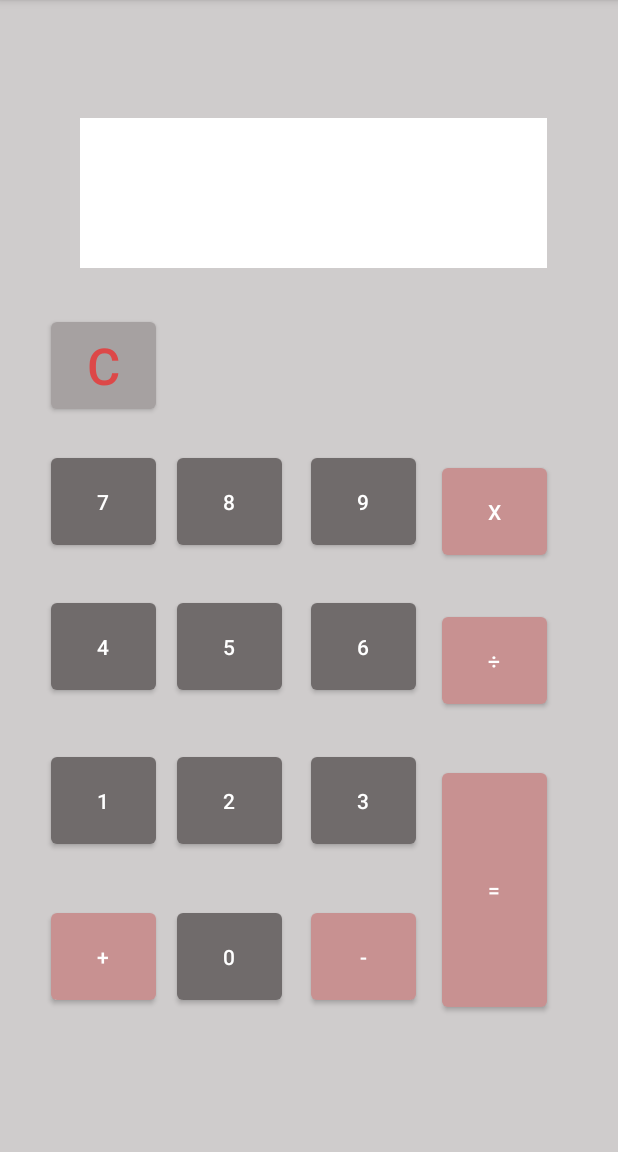
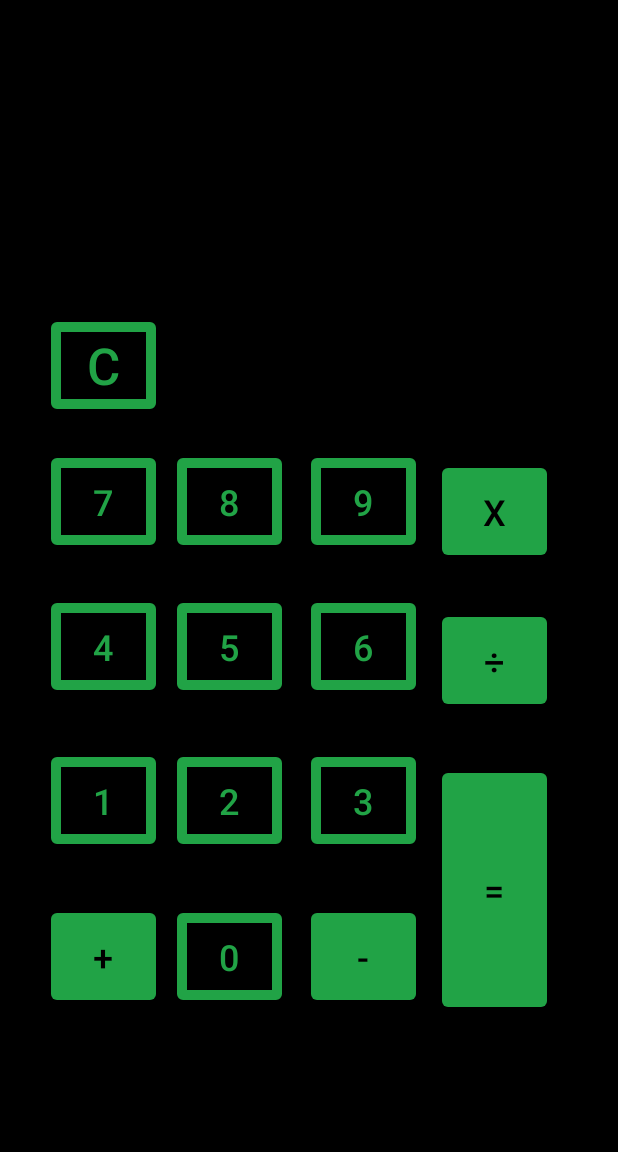
Before and after one commit to LukaszHolowacz/aplikacja, an Android app: the screen it shows after launch (MainActivity), on a phone screen of 412 x 824 dp, the part 84-1236 px from its top. Run offline under Robolectric (Android 15) with nearby library versions, the phone set to English and light mode, and no system bars.

Commit message:
zmiana kolorow

```diff
--- a/app/src/main/res/layout/fragment_first.xml
+++ b/app/src/main/res/layout/fragment_first.xml
@@ -4,7 +4,7 @@
     xmlns:tools="http://schemas.android.com/tools"
     android:layout_width="match_parent"
     android:layout_height="match_parent"
-    android:background="#CFCCCC"
+    android:background="#000000"
     tools:context=".FirstFragment">
 
     <Button
@@ -12,22 +12,26 @@
         android:layout_width="70dp"
         android:layout_height="70dp"
         android:text="C"
-        android:textColor="#DD4848"
+        android:textColor="#21A346"
         android:textSize="34sp"
-        app:backgroundTint="#A6A1A1"
+        app:backgroundTint="#000000"
         app:layout_constraintBottom_toBottomOf="parent"
         app:layout_constraintEnd_toEndOf="parent"
         app:layout_constraintHorizontal_bias="0.099"
         app:layout_constraintStart_toStartOf="parent"
         app:layout_constraintTop_toTopOf="parent"
-        app:layout_constraintVertical_bias="0.299" />
+        app:layout_constraintVertical_bias="0.299"
+        app:strokeColor="#21A346"
+        app:strokeWidth="10px" />
 
     <Button
         android:id="@+id/wynik"
         android:layout_width="70dp"
         android:layout_height="168dp"
         android:text="="
-        app:backgroundTint="#FFC89191"
+        android:textColor="#000"
+        android:textSize="24sp"
+        app:backgroundTint="#21A346"
         app:layout_constraintBottom_toBottomOf="parent"
         app:layout_constraintEnd_toEndOf="parent"
         app:layout_constraintHorizontal_bias="0.862"
@@ -40,7 +44,9 @@
         android:layout_width="70dp"
         android:layout_height="70dp"
         android:text="-"
-        app:backgroundTint="#FFC89191"
+        android:textColor="#000"
+        android:textSize="24sp"
+        app:backgroundTint="#21A346"
         app:layout_constraintBottom_toBottomOf="parent"
         app:layout_constraintEnd_toEndOf="parent"
         app:layout_constraintHorizontal_bias="0.124"
@@ -53,20 +59,26 @@
         android:layout_width="70dp"
         android:layout_height="70dp"
         android:text="0"
-        app:backgroundTint="#706B6B"
+        android:textColor="#21A346"
+        android:textSize="24sp"
+        app:backgroundTint="#000000"
         app:layout_constraintBottom_toBottomOf="parent"
         app:layout_constraintEnd_toEndOf="parent"
         app:layout_constraintHorizontal_bias="0.059"
         app:layout_constraintStart_toEndOf="@+id/dodaj"
         app:layout_constraintTop_toBottomOf="@+id/b2"
-        app:layout_constraintVertical_bias="0.265" />
+        app:layout_constraintVertical_bias="0.265"
+        app:strokeColor="#21A346"
+        app:strokeWidth="10px" />
 
     <Button
         android:id="@+id/dodaj"
         android:layout_width="70dp"
         android:layout_height="70dp"
         android:text="+"
-        app:backgroundTint="#C89191"
+        android:textColor="#000"
+        android:textSize="24sp"
+        app:backgroundTint="#21A346"
         app:layout_constraintBottom_toBottomOf="parent"
         app:layout_constraintEnd_toEndOf="parent"
         app:layout_constraintHorizontal_bias="0.099"
@@ -79,52 +91,68 @@
         android:layout_width="70dp"
         android:layout_height="70dp"
         android:text="7"
-        app:backgroundTint="#706B6B"
+        android:textColor="#21A346"
+        android:textSize="24sp"
+        app:backgroundTint="#000000"
         app:layout_constraintBottom_toBottomOf="parent"
         app:layout_constraintEnd_toEndOf="parent"
         app:layout_constraintHorizontal_bias="0.099"
         app:layout_constraintStart_toStartOf="parent"
         app:layout_constraintTop_toTopOf="parent"
-        app:layout_constraintVertical_bias="0.429" />
+        app:layout_constraintVertical_bias="0.429"
+        app:strokeColor="#21A346"
+        app:strokeWidth="10px" />
 
     <Button
         android:id="@+id/b3"
         android:layout_width="70dp"
         android:layout_height="70dp"
         android:text="3"
-        app:backgroundTint="#706B6B"
+        android:textColor="#21A346"
+        android:textSize="24sp"
+        app:backgroundTint="#000000"
         app:layout_constraintBottom_toBottomOf="parent"
         app:layout_constraintEnd_toStartOf="@+id/wynik"
         app:layout_constraintHorizontal_bias="0.527"
         app:layout_constraintStart_toEndOf="@+id/b2"
         app:layout_constraintTop_toBottomOf="@+id/b6"
-        app:layout_constraintVertical_bias="0.14" />
+        app:layout_constraintVertical_bias="0.14"
+        app:strokeColor="#21A346"
+        app:strokeWidth="10px" />
 
     <Button
         android:id="@+id/b2"
         android:layout_width="70dp"
         android:layout_height="70dp"
         android:text="2"
-        app:backgroundTint="#706B6B"
+        android:textColor="#21A346"
+        android:textSize="24sp"
+        app:backgroundTint="#000000"
         app:layout_constraintBottom_toBottomOf="parent"
         app:layout_constraintEnd_toStartOf="@+id/wynik"
         app:layout_constraintHorizontal_bias="0.116"
         app:layout_constraintStart_toEndOf="@+id/b1"
         app:layout_constraintTop_toBottomOf="@+id/b5"
-        app:layout_constraintVertical_bias="0.14" />
+        app:layout_constraintVertical_bias="0.14"
+        app:strokeColor="#21A346"
+        app:strokeWidth="10px" />
 
     <Button
         android:id="@+id/b1"
         android:layout_width="70dp"
         android:layout_height="70dp"
         android:text="1"
-        app:backgroundTint="#706B6B"
+        android:textColor="#21A346"
+        android:textSize="24sp"
+        app:backgroundTint="#000000"
         app:layout_constraintBottom_toBottomOf="parent"
         app:layout_constraintEnd_toStartOf="@+id/wynik"
         app:layout_constraintHorizontal_bias="0.151"
         app:layout_constraintStart_toStartOf="parent"
         app:layout_constraintTop_toBottomOf="@+id/b4"
-        app:layout_constraintVertical_bias="0.14" />
+        app:layout_constraintVertical_bias="0.14"
+        app:strokeColor="#21A346"
+        app:strokeWidth="10px" />
 
     <Button
         android:id="@+id/b5"
@@ -133,20 +161,26 @@
         android:layout_marginEnd="4dp"
         android:layout_marginRight="4dp"
         android:text="5"
-        app:backgroundTint="#706B6B"
+        android:textColor="#21A346"
+        android:textSize="24sp"
+        app:backgroundTint="#000000"
         app:layout_constraintBottom_toBottomOf="parent"
         app:layout_constraintEnd_toStartOf="@+id/b6"
         app:layout_constraintHorizontal_bias="0.887"
         app:layout_constraintStart_toStartOf="parent"
         app:layout_constraintTop_toBottomOf="@+id/b8"
-        app:layout_constraintVertical_bias="0.081" />
+        app:layout_constraintVertical_bias="0.081"
+        app:strokeColor="#21A346"
+        app:strokeWidth="10px" />
 
     <Button
         android:id="@+id/podziel"
         android:layout_width="70dp"
         android:layout_height="70dp"
         android:text="÷"
-        app:backgroundTint="#FFC89191"
+        android:textColor="#000000"
+        android:textSize="24sp"
+        app:backgroundTint="#21A346"
         app:layout_constraintBottom_toTopOf="@+id/wynik"
         app:layout_constraintEnd_toEndOf="parent"
         app:layout_constraintHorizontal_bias="0.862"
@@ -159,20 +193,26 @@
         android:layout_width="70dp"
         android:layout_height="70dp"
         android:text="4"
-        app:backgroundTint="#706B6B"
+        android:textColor="#21A346"
+        android:textSize="24sp"
+        app:backgroundTint="#000000"
         app:layout_constraintBottom_toBottomOf="parent"
         app:layout_constraintEnd_toStartOf="@+id/b5"
         app:layout_constraintHorizontal_bias="0.708"
         app:layout_constraintStart_toStartOf="parent"
         app:layout_constraintTop_toBottomOf="@+id/b7"
-        app:layout_constraintVertical_bias="0.081" />
+        app:layout_constraintVertical_bias="0.081"
+        app:strokeColor="#21A346"
+        app:strokeWidth="10px" />
 
     <Button
         android:id="@+id/pomnoz"
         android:layout_width="70dp"
         android:layout_height="70dp"
         android:text="x"
-        app:backgroundTint="#FFC89191"
+        android:textColor="#000000"
+        android:textSize="24sp"
+        app:backgroundTint="#21A346"
         app:layout_constraintBottom_toTopOf="@+id/wynik"
         app:layout_constraintEnd_toEndOf="parent"
         app:layout_constraintHorizontal_bias="0.862"
@@ -185,26 +225,34 @@
         android:layout_width="70dp"
         android:layout_height="70dp"
         android:text="9"
-        app:backgroundTint="#706B6B"
+        android:textColor="#21A346"
+        android:textSize="24sp"
+        app:backgroundTint="#000000"
         app:layout_constraintBottom_toBottomOf="parent"
         app:layout_constraintEnd_toEndOf="parent"
         app:layout_constraintHorizontal_bias="0.124"
         app:layout_constraintStart_toEndOf="@+id/b8"
         app:layout_constraintTop_toTopOf="parent"
-        app:layout_constraintVertical_bias="0.429" />
+        app:layout_constraintVertical_bias="0.429"
+        app:strokeColor="#21A346"
+        app:strokeWidth="10px" />
 
     <Button
         android:id="@+id/b8"
         android:layout_width="70dp"
         android:layout_height="70dp"
         android:text="8"
-        app:backgroundTint="#706B6B"
+        android:textColor="#21A346"
+        android:textSize="24sp"
+        app:backgroundTint="#000000"
         app:layout_constraintBottom_toBottomOf="parent"
         app:layout_constraintEnd_toEndOf="parent"
         app:layout_constraintHorizontal_bias="0.059"
         app:layout_constraintStart_toEndOf="@+id/b7"
         app:layout_constraintTop_toTopOf="parent"
-        app:layout_constraintVertical_bias="0.429" />
+        app:layout_constraintVertical_bias="0.429"
+        app:strokeColor="#21A346"
+        app:strokeWidth="10px" />
 
     <Button
         android:id="@+id/b6"
@@ -213,19 +261,24 @@
         android:layout_marginEnd="16dp"
         android:layout_marginRight="16dp"
         android:text="6"
-        app:backgroundTint="#706B6B"
+        android:textColor="#21A346"
+        android:textSize="24sp"
+        app:backgroundTint="#000000"
         app:layout_constraintBottom_toBottomOf="parent"
         app:layout_constraintEnd_toStartOf="@+id/podziel"
         app:layout_constraintHorizontal_bias="0.995"
         app:layout_constraintStart_toStartOf="parent"
         app:layout_constraintTop_toBottomOf="@+id/b9"
-        app:layout_constraintVertical_bias="0.081" />
+        app:layout_constraintVertical_bias="0.081"
+        app:strokeColor="#21A346"
+        app:strokeWidth="10px" />
 
     <TextView
         android:id="@+id/rownanie"
         android:layout_width="311dp"
         android:layout_height="100dp"
-        android:background="#FFFFFF"
+        android:background="#000000"
+        android:textColor="#21A346"
         android:textSize="50sp"
         app:layout_constraintBottom_toBottomOf="parent"
         app:layout_constraintEnd_toEndOf="parent"
```
